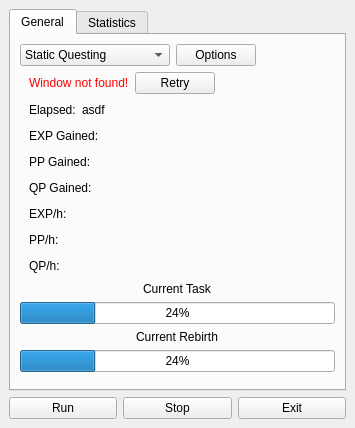
Qt form design/design.ui (kujan/NGU-scripts) before a commit.
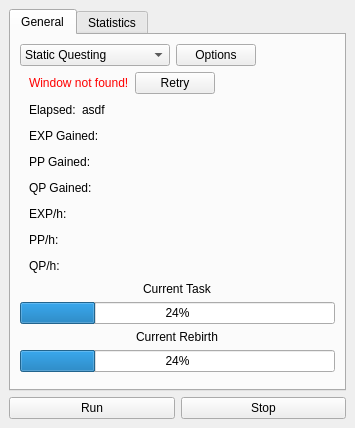
The same form after that commit. The open tabs and pages were chosen to show the change.

```diff
--- a/design/design.ui
+++ b/design/design.ui
@@ -673,13 +673,6 @@
         </property>
        </widget>
       </item>
-      <item>
-       <widget class="QPushButton" name="exit_button">
-        <property name="text">
-         <string>Exit</string>
-        </property>
-       </widget>
-      </item>
      </layout>
     </item>
    </layout>
```
Left out of the diff: 2 changed lines with no effect on the pictures.
